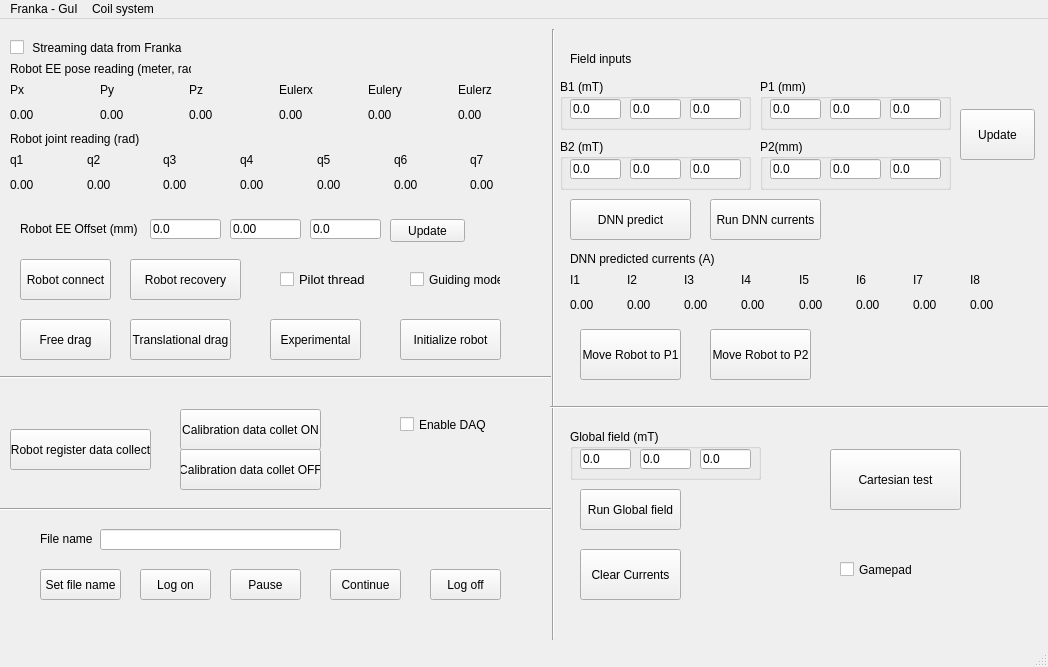
erikfredin/FrankaEmikaGUI, file mainwindow.ui: the form before one commit.
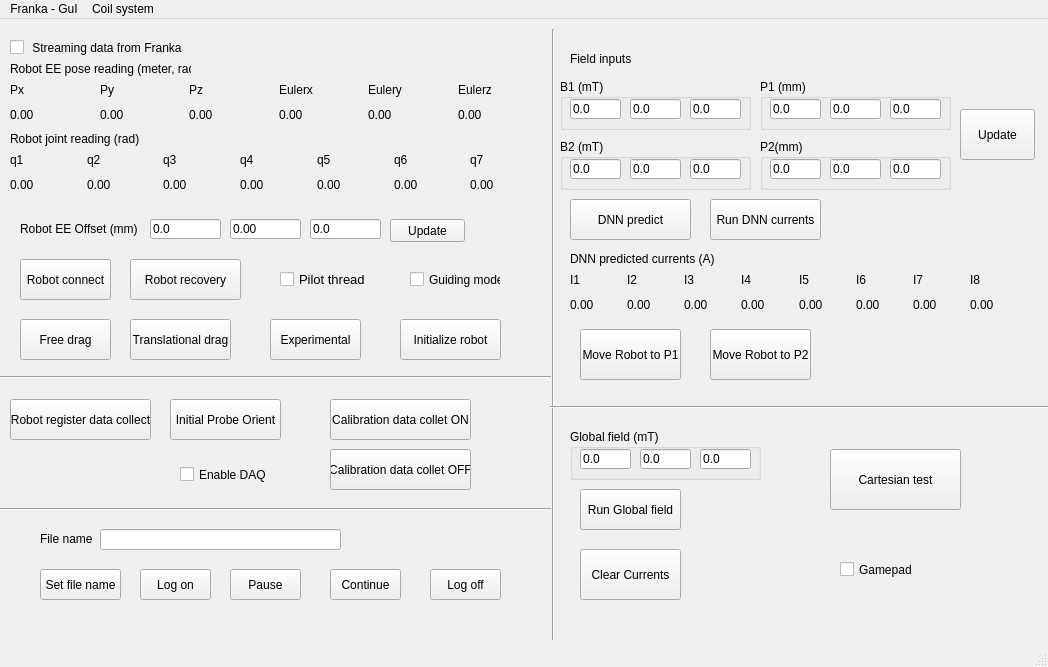
The form after the commit.

Commit message: add pose control for guassmeter probe

```diff
--- a/mainwindow.ui
+++ b/mainwindow.ui
@@ -516,7 +516,7 @@
     <property name="geometry">
      <rect>
       <x>10</x>
-      <y>410</y>
+      <y>380</y>
       <width>141</width>
       <height>41</height>
      </rect>
@@ -528,8 +528,8 @@
    <widget class="QPushButton" name="pushButton_calibrationcollect">
     <property name="geometry">
      <rect>
-      <x>180</x>
-      <y>390</y>
+      <x>330</x>
+      <y>380</y>
       <width>141</width>
       <height>41</height>
      </rect>
@@ -554,7 +554,7 @@
    <widget class="QPushButton" name="pushButton_calibrationcollect_off">
     <property name="geometry">
      <rect>
-      <x>180</x>
+      <x>330</x>
       <y>430</y>
       <width>141</width>
       <height>41</height>
@@ -567,8 +567,8 @@
    <widget class="QCheckBox" name="checkBox_enableDAQ">
     <property name="geometry">
      <rect>
-      <x>400</x>
-      <y>390</y>
+      <x>180</x>
+      <y>440</y>
       <width>91</width>
       <height>31</height>
      </rect>
@@ -1194,6 +1194,19 @@
      <string>Guiding mode</string>
     </property>
    </widget>
+   <widget class="QPushButton" name="pushButton_initialprobeorient">
+    <property name="geometry">
+     <rect>
+      <x>170</x>
+      <y>380</y>
+      <width>111</width>
+      <height>41</height>
+     </rect>
+    </property>
+    <property name="text">
+     <string>Initial Probe Orient</string>
+    </property>
+   </widget>
   </widget>
   <widget class="QMenuBar" name="menubar">
    <property name="geometry">
```
The commit also changes 2 other files.
